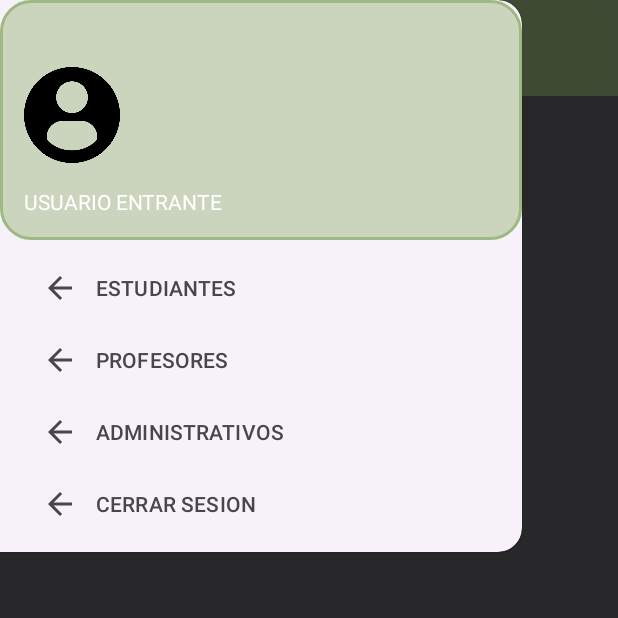
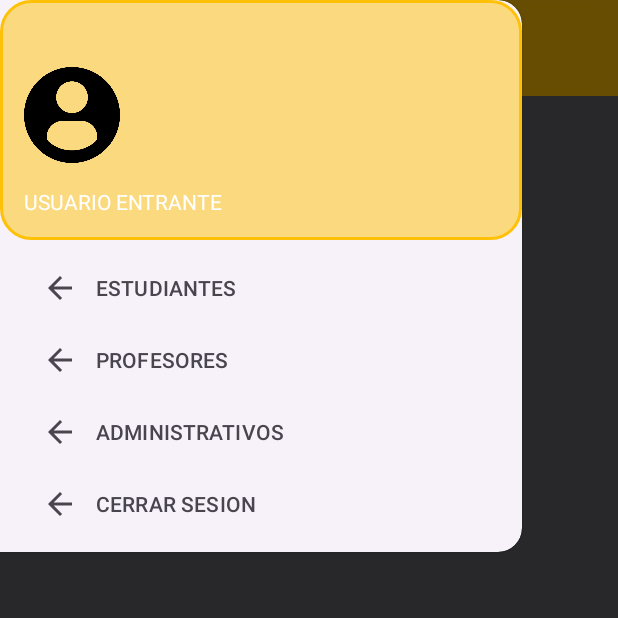
Before and after one commit to Estevan-Alba/Proyecto_Plataformas_2.0, an Android app: the Menu_Admin screen opened directly, with no data from a screen before it, with the side drawer open, on a phone screen of 412 x 824 dp, the top half of it. Run offline under Robolectric (Android 15) with nearby library versions, the phone set to English and light mode, and no system bars.

Commit message:
Cambios en diseño

```diff
--- a/app/src/main/res/layout/activity_menu_admin.xml
+++ b/app/src/main/res/layout/activity_menu_admin.xml
@@ -1,4 +1,5 @@
 <?xml version="1.0" encoding="utf-8"?>
+
 <androidx.drawerlayout.widget.DrawerLayout
     xmlns:android="http://schemas.android.com/apk/res/android"
     xmlns:app="http://schemas.android.com/apk/res-auto"
--- a/app/src/main/res/layout/app_bar_main.xml
+++ b/app/src/main/res/layout/app_bar_main.xml
@@ -1,4 +1,5 @@
 <?xml version="1.0" encoding="utf-8"?>
+
 <androidx.coordinatorlayout.widget.CoordinatorLayout
     xmlns:android="http://schemas.android.com/apk/res/android"
     xmlns:tools="http://schemas.android.com/tools"
@@ -10,9 +11,8 @@
     <com.google.android.material.appbar.AppBarLayout
         android:layout_width="match_parent"
         android:layout_height="wrap_content"
-        android:backgroundTint="@color/verde"
+        android:backgroundTint="@color/Amarillo"
         android:fitsSystemWindows="true"
-
         >
 
         <androidx.appcompat.widget.Toolbar
@@ -20,7 +20,7 @@
             android:layout_width="match_parent"
             android:layout_height="?attr/actionBarSize"
             android:background="@drawable/fondo_trans"
-            android:backgroundTint="@color/verde"
+            android:backgroundTint="@color/Amarillo"
             app:layout_scrollFlags="scroll|enterAlways" />
 
     </com.google.android.material.appbar.AppBarLayout>
--- a/app/src/main/res/layout/nav_header_main.xml
+++ b/app/src/main/res/layout/nav_header_main.xml
@@ -12,7 +12,7 @@
     android:orientation="vertical"
     android:padding="16dp"
     android:theme="@style/ThemeOverlay.AppCompat.Dark"
-    android:backgroundTint="@color/verde"
+    android:backgroundTint="@color/Amarillo"
     >
 
     <ImageView
--- a/app/src/main/res/menu/activity_main_drawer.xml
+++ b/app/src/main/res/menu/activity_main_drawer.xml
@@ -1,18 +1,28 @@
 <?xml version="1.0" encoding="utf-8"?>
-<menu xmlns:android="http://schemas.android.com/apk/res/android">
+
+<menu xmlns:tools="http://schemas.android.com/tools"
+    xmlns:android="http://schemas.android.com/apk/res/android">
+
     <group>
         <item android:id="@+id/nav_item1"
             android:icon="@drawable/abc_vector_test"
-            android:title="ESTUDIANTES"/>
+            android:title="ESTUDIANTES"
+            tools:ignore="HardcodedText" />
+
         <item android:id="@+id/nav_item2"
             android:icon="@drawable/abc_vector_test"
             android:title="PROFESORES"
-            />
+            tools:ignore="HardcodedText"/>
+
         <item android:id="@+id/nav_item3"
             android:icon="@drawable/abc_vector_test"
-            android:title="ADMINISTRATIVOS"/>
+            android:title="ADMINISTRATIVOS"
+            tools:ignore="HardcodedText"/>
+
         <item android:id="@+id/nav_item4"
             android:icon="@drawable/abc_vector_test"
-            android:title="CERRAR SESION"/>
+            android:title="CERRAR SESION"
+            tools:ignore="HardcodedText"/>
     </group>
+
 </menu>
```
